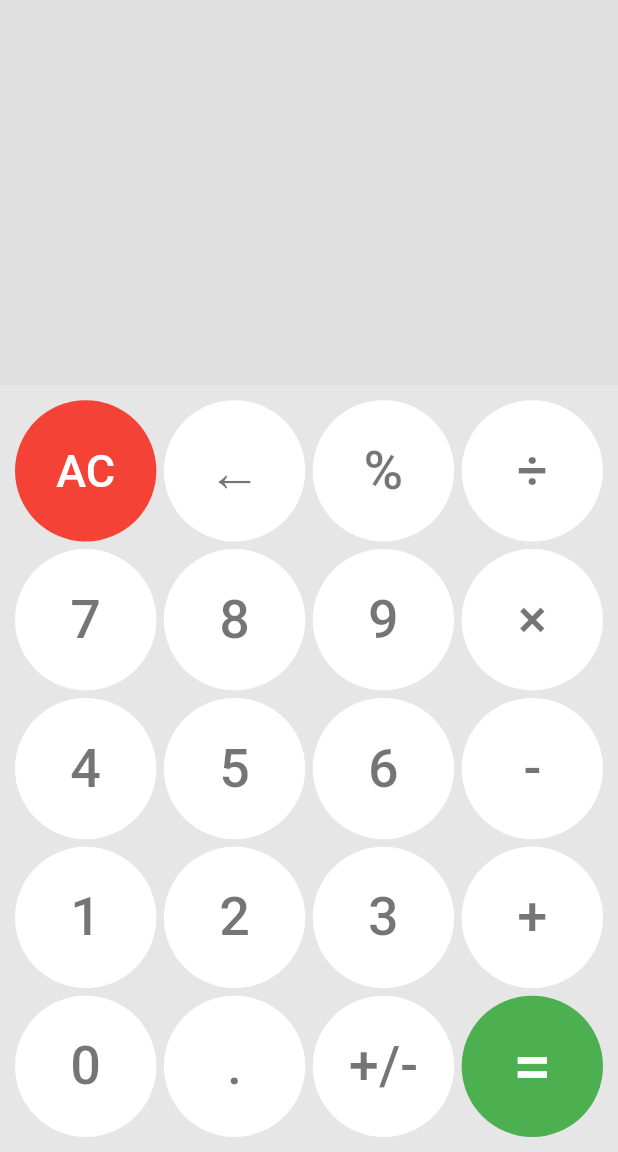
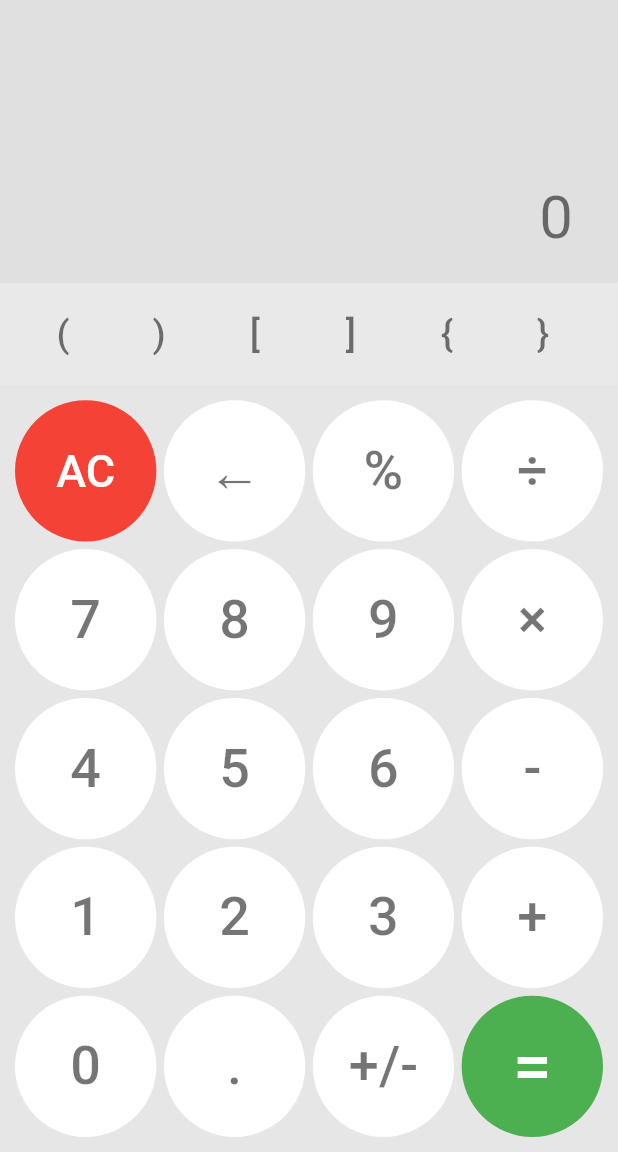
Before and after one commit to alquemistdev/Calculadora-Flutter, a Flutter app: the screen it shows after launch, on a phone screen of 412 x 824 dp, the part 84-1236 px from its top. Run offline on Flutter 3.47's test engine with Material 2 defaults, Android fonts, the phone set to English and light mode, and no system bars.

```diff
--- a/lib/components/botao.dart
+++ b/lib/components/botao.dart
@@ -27,3 +27,30 @@ class Botao extends StatelessWidget {
     );
   }
 }
+
+class TextoBotao extends StatelessWidget {
+  const TextoBotao({
+    super.key,
+    required this.texto,
+    required this.tamanho,
+    required this.pressionar,
+  });
+
+  final String texto;
+  final double tamanho;
+  final Function(String) pressionar;
+
+  @override
+  Widget build(BuildContext context) {
+    return TextButton(
+      onPressed: () => pressionar(texto),
+      style: ButtonStyle(
+        overlayColor: MaterialStateProperty.all(Colors.black38),
+      ),
+      child: Text(
+        texto,
+        style: TextStyle(color: Colors.black54, fontSize: tamanho),
+      ),
+    );
+  }
+}
--- /dev/null
+++ b/lib/components/extras.dart
@@ -0,0 +1,83 @@
+import 'package:calculadora/components/botao.dart';
+import 'package:flutter/material.dart';
+
+class Extras extends StatelessWidget {
+  const Extras({super.key, required this.pressionar});
+
+  final Function(String) pressionar;
+
+  @override
+  Widget build(BuildContext context) {
+    return Container(
+      color: const Color.fromARGB(255, 233, 233, 233),
+      padding: const EdgeInsets.fromLTRB(10, 10, 10, 10),
+      child: SingleChildScrollView(
+        scrollDirection: Axis.horizontal,
+        child: Row(
+          children: [
+            TextoBotao(
+              texto: '(',
+              tamanho: 25,
+              pressionar: pressionar,
+            ),
+            TextoBotao(
+              texto: ')',
+              tamanho: 25,
+              pressionar: pressionar,
+            ),
+            TextoBotao(
+              texto: '[',
+              tamanho: 25,
+              pressionar: pressionar,
+            ),
+            TextoBotao(
+              texto: ']',
+              tamanho: 25,
+              pressionar: pressionar,
+            ),
+            TextoBotao(
+              texto: '{',
+              tamanho: 25,
+              pressionar: pressionar,
+            ),
+            TextoBotao(
+              texto: '}',
+              tamanho: 25,
+              pressionar: pressionar,
+            ),
+            TextoBotao(
+              texto: 'a²',
+              tamanho: 25,
+              pressionar: pressionar,
+            ),
+            TextoBotao(
+              texto: 'aᵇ',
+              tamanho: 25,
+              pressionar: pressionar,
+            ),
+            TextoBotao(
+              texto: '√',
+              tamanho: 25,
+              pressionar: pressionar,
+            ),
+            TextoBotao(
+              texto: 'sin',
+              tamanho: 25,
+              pressionar: pressionar,
+            ),
+            TextoBotao(
+              texto: 'cos',
+              tamanho: 25,
+              pressionar: pressionar,
+            ),
+            TextoBotao(
+              texto: 'tan',
+              tamanho: 25,
+              pressionar: pressionar,
+            ),
+          ],
+        ),
+      ),
+    );
+  }
+}
--- a/lib/components/formula.dart
+++ b/lib/components/formula.dart
@@ -9,15 +9,13 @@ class Formula extends StatelessWidget {
   Widget build(BuildContext context) {
     return Container(
       width: double.infinity,
-      child: Container(
-        width: double.infinity,
-        padding: const EdgeInsets.fromLTRB(0, 10, 30, 10),
-        color: const Color.fromARGB(255, 224, 224, 224),
-        child: Text(
-          texto,
-          textAlign: TextAlign.end,
-          style: const TextStyle(fontSize: 30, color: Colors.black54),
-        ),
+      padding: const EdgeInsets.fromLTRB(0, 10, 30, 20),
+      color: const Color.fromARGB(255, 224, 224, 224),
+      alignment: Alignment.bottomRight,
+      child: Text(
+        texto,
+        textAlign: TextAlign.end,
+        style: const TextStyle(fontSize: 40, color: Colors.black54),
       ),
     );
   }
--- a/lib/components/visor.dart
+++ b/lib/components/visor.dart
@@ -1,5 +1,6 @@
 import 'package:flutter/material.dart';
 import 'package:calculadora/components/formula.dart';
+import 'package:calculadora/components/extras.dart';
 import 'package:calculadora/components/teclado.dart';
 import 'package:calculadora/model/expressao.dart';
 
@@ -11,22 +12,46 @@ class Visor extends StatefulWidget {
 }
 
 class _VisorState extends State<Visor> {
-  String texto = '';
+  String texto = '0';
 
   editar(String entrada) {
     setState(() {
       switch (entrada) {
         case 'AC':
-          texto = '';
+          texto = '0';
           break;
         case '←':
-          if (texto.isNotEmpty) texto = texto.substring(0, texto.length - 1);
+          if ((texto.length > 1) & (texto != '0')) {
+            texto = texto.substring(0, texto.length - 1);
+          } else {
+            texto = '0';
+          }
           break;
         case '=':
-          texto = Expressao(dado: texto).toString();
+          try {
+            texto = Expressao(dado: texto).toString();
+          } catch (e) {
+            texto = 'Erro!';
+          }
+          break;
+        case '+/-':
+          texto += '×(-1)×';
+          break;
+        case 'a²':
+          texto += '^2';
+          break;
+        case 'aᵇ':
+          texto += '^';
+          break;
+        case '√':
+          texto += '^(1/2)';
           break;
         default:
-          texto += entrada;
+          if (texto == '0') {
+            texto = entrada;
+          } else {
+            texto += entrada;
+          }
           break;
       }
     });
@@ -39,6 +64,7 @@ class _VisorState extends State<Visor> {
         mainAxisAlignment: MainAxisAlignment.spaceBetween,
         children: [
           Expanded(child: Formula(texto: texto)),
+          Extras(pressionar: editar),
           Teclado(texto: texto, pressionar: editar)
         ]);
   }
--- a/lib/model/expressao.dart
+++ b/lib/model/expressao.dart
@@ -96,6 +96,12 @@ class Expressao {
       result = pow(
           double.parse(formula[index - 1]), double.parse(formula[index + 1]));
       formula.removeAt(index + 1);
+      formula.removeAt(index);
+      formula[index - 1] = result.toString();
+    },
+    '%': (int index, List formula) {
+      double result = 0;
+      result = double.parse(formula[index - 1]) / 100;
       formula.removeAt(index);
       formula[index - 1] = result.toString();
     },
```
